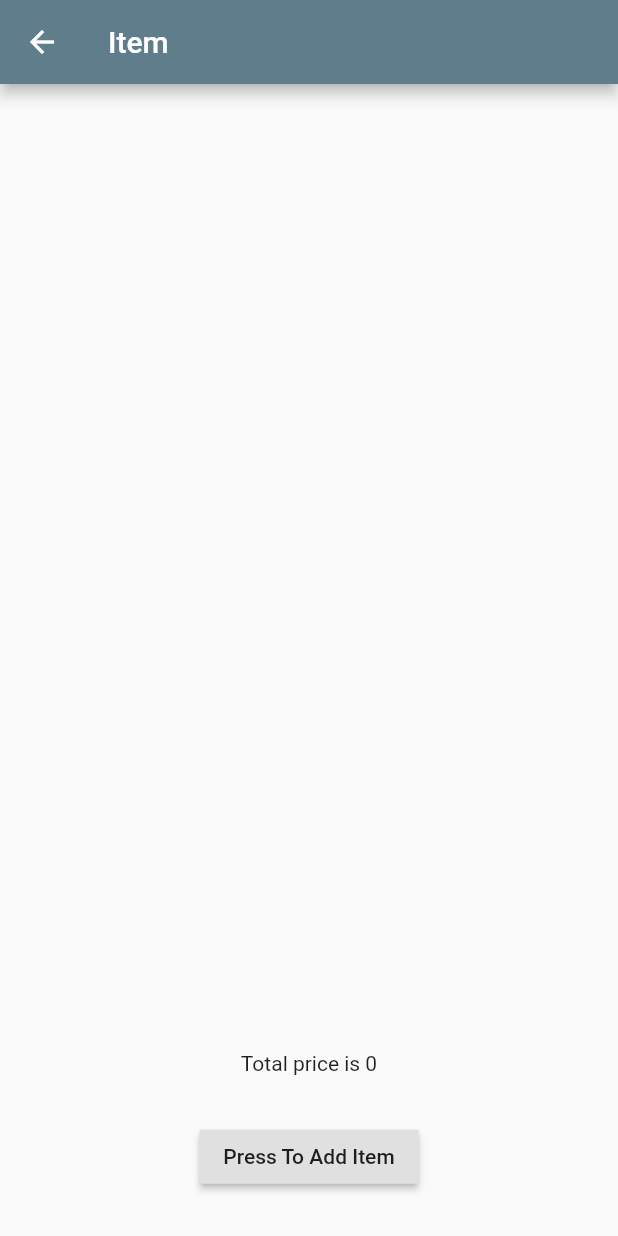
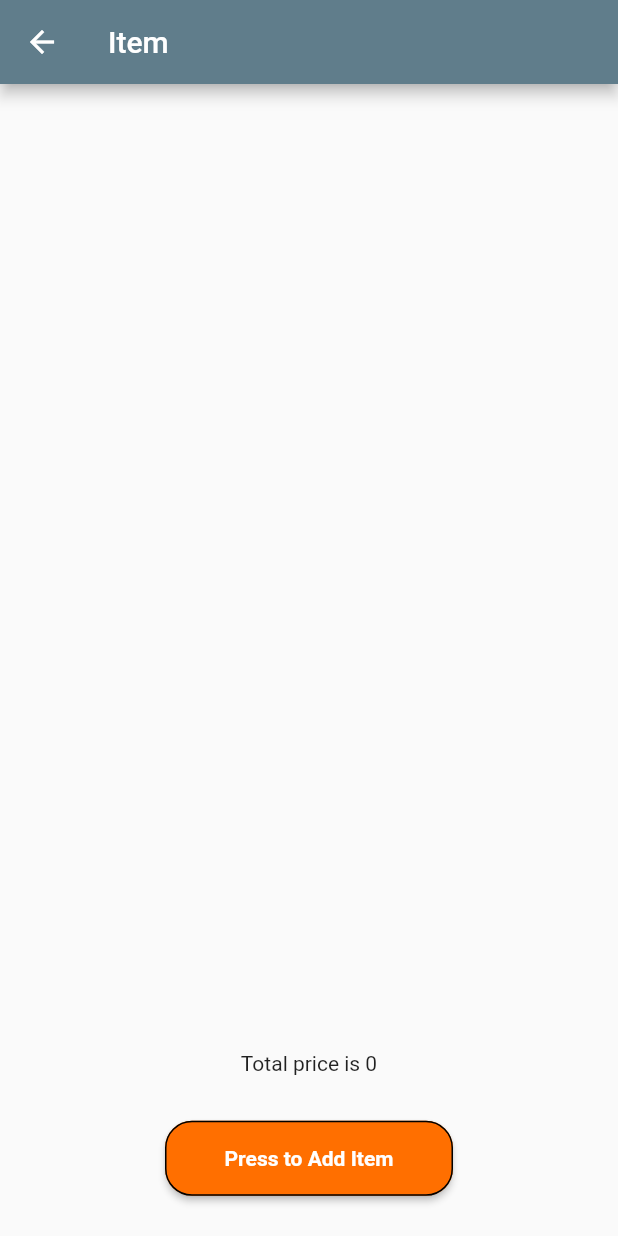
Before and after one commit to sahariardev/invoice_app, a Flutter app: the ItemPage screen opened directly, on a phone screen of 412 x 824 dp. Run offline on Flutter 3.47's test engine with Material 2 defaults, Android fonts, the phone set to English and light mode, and no system bars; our stand-ins replace curved_navigation_bar, flutter_redux, open_file, pdf, redux.

Commit message:
added getCustomButton from widget_utils

```diff
--- a/lib/pages/ItemPage.dart
+++ b/lib/pages/ItemPage.dart
@@ -37,12 +37,8 @@ class ItemPageState extends State<ItemPage> {
                 ),
                 Flexible(
                     flex: 1,
-                    child: RaisedButton(
-                      child: Text("Press To Add Item"),
-                      onPressed: () {
-                        _openItemFormDialog(storeContext, state);
-                      },
-                    ))
+                    child: WidgetUtil.getCustomButton("Press to Add Item", () =>_openItemFormDialog(storeContext, state))
+                )
               ],
             ),
           );
```
Also changed, not shown: lib/pages/Info.dart (+17 -15 lines).
